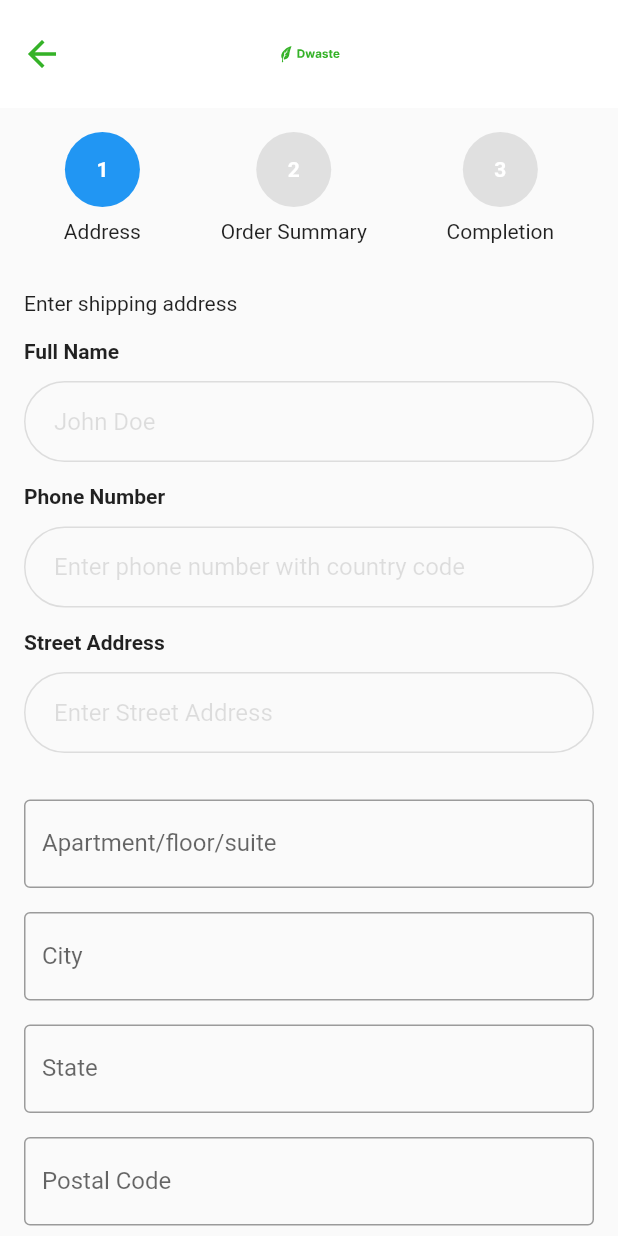
After one commit to Rooloo-Innovations/DWaste-App, a Flutter app: the OrderScreen screen opened directly, on a phone screen of 412 x 824 dp. The commit adds this screen. Run offline on Flutter 3.47's test engine with Material 2 defaults, Android fonts, the phone set to English and light mode, and no system bars; our stand-ins replace accordion, animated_splash_screen, camera, flutter_onboarding_slider, flutter_spinkit, flutter_svg and 3 more; accounts and stored records are empty; network calls fail.

Commit message:
Order screen added

```diff
--- a/lib/components/app_textfield.dart
+++ b/lib/components/app_textfield.dart
@@ -4,7 +4,7 @@ import 'package:flutter/material.dart';
 class AppTextFields extends StatelessWidget {
   AppTextFields({
     required this.text,
-    required this.icon,
+    this.icon,
     this.hintText,
     this.validator,
     required this.onChanged,
@@ -14,7 +14,7 @@ class AppTextFields extends StatelessWidget {
     this.textCapitalization = TextCapitalization.none,
   });
   final String text;
-  final Icon icon;
+  final icon;
   final hintText;
   final validator;
   final keyboardType;
@@ -48,7 +48,7 @@ class AppTextFields extends StatelessWidget {
                 ),
             hintText: hintText,
             hintStyle: TextStyle(color: Colors.black12),
-            suffixIcon: icon,
+            suffixIcon: icon == "" ? Container() : icon,
             suffixIconColor: AppColors.grey,
             contentPadding: const EdgeInsets.only(top: 35.0, left: 20.0),
           ),
--- a/lib/components/category_card.dart
+++ b/lib/components/category_card.dart
@@ -5,11 +5,11 @@ import 'package:flutter/material.dart';
 class CategoryCard extends StatelessWidget {
   const CategoryCard({
     super.key,
-    required this.id,
+    required this.subcategories,
     required this.title,
     required this.iconURL,
   });
-  final String id;
+  final List subcategories;
   final String title;
   final String iconURL;
   @override
@@ -17,7 +17,7 @@ class CategoryCard extends StatelessWidget {
     return GestureDetector(
       onTap: () {
         Navigator.of(context).push(MaterialPageRoute(
-          builder: (context) => const SubCategoryScreen(),
+          builder: (context) => SubCategoryScreen(subcategories: subcategories),
         ));
       },
       child: ClipRRect(
--- a/lib/components/product_card.dart
+++ b/lib/components/product_card.dart
@@ -9,13 +9,13 @@ class ProductCard extends StatelessWidget {
     required this.image,
     required this.name,
     required this.price,
-    this.onTap,
+    required this.product,
   });
 
   final String image;
   final String name;
   final int price;
-  final onTap;
+  final product;
 
   @override
   Widget build(BuildContext context) {
@@ -24,7 +24,7 @@ class ProductCard extends StatelessWidget {
       child: InkWell(
         onTap: () {
           Navigator.of(context).push(MaterialPageRoute(
-            builder: (context) => const ProductScreen(),
+            builder: (context) => ProductScreen(product: product),
           ));
         },
         child: Container(
--- a/lib/components/subcategory_card.dart
+++ b/lib/components/subcategory_card.dart
@@ -20,7 +20,9 @@ class SubCategoryCard extends StatelessWidget {
       child: GestureDetector(
         onTap: () {
           Navigator.of(context).push(MaterialPageRoute(
-            builder: (context) => const ProductListScreen(),
+            builder: (context) => ProductListScreen(
+              subCategoryId: id,
+            ),
           ));
         },
         child: ClipRRect(
--- /dev/null
+++ b/lib/screens/order_screen.dart
@@ -0,0 +1,267 @@
+import 'package:dwaste/components/app_bar.dart';
+import 'package:dwaste/components/app_textfield.dart';
+import 'package:flutter/material.dart';
+
+class OrderScreen extends StatefulWidget {
+  const OrderScreen({super.key});
+
+  @override
+  _OrderScreenState createState() => _OrderScreenState();
+}
+
+class _OrderScreenState extends State<OrderScreen> {
+  int _currentStep = 0;
+
+  final TextEditingController _fullNameController = TextEditingController();
+  final TextEditingController _phoneNumberController = TextEditingController();
+  final TextEditingController _streetAddressController =
+      TextEditingController();
+  final TextEditingController _apartmentController = TextEditingController();
+  final TextEditingController _cityController = TextEditingController();
+  final TextEditingController _stateController = TextEditingController();
+  final TextEditingController _postalCodeController = TextEditingController();
+  final TextEditingController _countryController = TextEditingController();
+  final TextEditingController _itemController = TextEditingController();
+  final TextEditingController _subtotalController = TextEditingController();
+  final TextEditingController _totalController = TextEditingController();
+
+  @override
+  Widget build(BuildContext context) {
+    return Scaffold(
+      appBar: buildAppBar(context),
+      body: SingleChildScrollView(
+        child: Container(
+          padding: const EdgeInsets.all(16),
+          child: Column(
+            crossAxisAlignment: CrossAxisAlignment.stretch,
+            children: [
+              _buildProgressTimeline(),
+              const SizedBox(height: 32),
+              _buildStepContent(),
+            ],
+          ),
+        ),
+      ),
+    );
+  }
+
+  Widget _buildProgressTimeline() {
+    return Row(
+      mainAxisAlignment: MainAxisAlignment.spaceAround,
+      children: [
+        GestureDetector(
+          onTap: () {
+            setState(() {
+              _currentStep = 0;
+            });
+          },
+          child: _buildStepCircle('1', 'Address', _currentStep >= 0),
+        ),
+        GestureDetector(
+          onTap: () {
+            setState(() {
+              _currentStep = 1;
+            });
+          },
+          child: _buildStepCircle('2', 'Order Summary', _currentStep >= 1),
+        ),
+        GestureDetector(
+          onTap: () {
+            setState(() {
+              _currentStep = 2;
+            });
+          },
+          child: _buildStepCircle('3', 'Completion', _currentStep >= 2),
+        ),
+      ],
+    );
+  }
+
+  Widget _buildStepCircle(String number, String label, bool isActive) {
+    return Column(
+      children: [
+        Container(
+          width: 50,
+          height: 50,
+          decoration: BoxDecoration(
+            shape: BoxShape.circle,
+            color: isActive ? Colors.blue : Colors.grey[300],
+          ),
+          child: Center(
+            child: Text(
+              number,
+              style: const TextStyle(
+                color: Colors.white,
+                fontWeight: FontWeight.bold,
+              ),
+            ),
+          ),
+        ),
+        const SizedBox(height: 8),
+        Text(label),
+      ],
+    );
+  }
+
+  Widget _buildStepContent() {
+    switch (_currentStep) {
+      case 0:
+        return _buildAddressStep();
+      case 1:
+        return _buildOrderSummaryStep();
+      case 2:
+        return _buildCompletionStep();
+      default:
+        return Container();
+    }
+  }
+
+  Widget _buildAddressStep() {
+    return Column(
+      crossAxisAlignment: CrossAxisAlignment.stretch,
+      children: [
+        const Text('Enter shipping address'),
+        const SizedBox(height: 16),
+        AppTextFields(
+          controller: _fullNameController,
+          keyboardType: TextInputType.text,
+          text: 'Full Name',
+          hintText: 'John Doe',
+          onChanged: (value) {},
+        ),
+        AppTextFields(
+          controller: _phoneNumberController,
+          keyboardType: TextInputType.text,
+          text: 'Phone Number',
+          hintText: 'Enter phone number with country code',
+          onChanged: (value) {},
+        ),
+        AppTextFields(
+          controller: _streetAddressController,
+          keyboardType: TextInputType.text,
+          text: 'Street Address',
+          hintText: 'Enter Street Address',
+          onChanged: (value) {},
+        ),
+        const SizedBox(height: 16),
+        TextField(
+          controller: _apartmentController,
+          decoration: const InputDecoration(
+            labelText: 'Apartment/floor/suite',
+            border: OutlineInputBorder(),
+          ),
+        ),
+        const SizedBox(height: 16),
+        TextField(
+          controller: _cityController,
+          decoration: const InputDecoration(
+            labelText: 'City',
+            border: OutlineInputBorder(),
+          ),
+        ),
+        const SizedBox(height: 16),
+        TextField(
+          controller: _stateController,
+          decoration: const InputDecoration(
+            labelText: 'State',
+            border: OutlineInputBorder(),
+          ),
+        ),
+        const SizedBox(height: 16),
+        TextField(
+          controller: _postalCodeController,
+          decoration: const InputDecoration(
+            labelText: 'Postal Code',
+            border: OutlineInputBorder(),
+          ),
+        ),
+        const SizedBox(height: 16),
+        TextField(
+          controller: _countryController,
+          decoration: const InputDecoration(
+            labelText: 'Country',
+            border: OutlineInputBorder(),
+          ),
+        ),
+        const SizedBox(height: 32),
+        ElevatedButton(
+          onPressed: () {
+            setState(() {
+              _currentStep = 1;
+            });
+          },
+          child: const Text('Next'),
+        ),
+      ],
+    );
+  }
+
+  Widget _buildOrderSummaryStep() {
+    return Column(
+      crossAxisAlignment: CrossAxisAlignment.stretch,
+      children: [
+        const Text('Order Summary'),
+        const SizedBox(height: 16),
+        const Text('Shipping Address:'),
+        const SizedBox(height: 8),
+        Text(_fullNameController.text),
+        Text(_phoneNumberController.text),
+        Text(_streetAddressController.text),
+        Text(_apartmentController.text),
+        Text(
+            '${_cityController.text}, ${_stateController.text} ${_postalCodeController.text}'),
+        Text(_countryController.text),
+        const SizedBox(height: 16),
+        const Text('Item Ordered:'),
+        const SizedBox(height: 8),
+        TextField(
+          controller: _itemController,
+          decoration: const InputDecoration(
+            labelText: 'Item',
+            border: OutlineInputBorder(),
+          ),
+        ),
+        const SizedBox(height: 16),
+        const Text('Subtotal:'),
+        const SizedBox(height: 8),
+        TextField(
+          controller: _subtotalController,
+          decoration: const InputDecoration(
+            labelText: 'Subtotal',
+            border: OutlineInputBorder(),
+          ),
+        ),
+        const SizedBox(height: 16),
+        const Text('Total:'),
+        const SizedBox(height: 8),
+        TextField(
+          controller: _totalController,
+          decoration: const InputDecoration(
+            labelText: 'Total',
+            border: OutlineInputBorder(),
+          ),
+        ),
+        const SizedBox(height: 32),
+        ElevatedButton(
+          onPressed: () {
+            setState(() {
+              _currentStep = 2;
+            });
+          },
+          child: const Text('Pay'),
+        ),
+      ],
+    );
+  }
+
+  Widget _buildCompletionStep() {
+    return Column(
+      mainAxisAlignment: MainAxisAlignment.center,
+      children: const [
+        Text('Congratulations!', style: TextStyle(fontSize: 24)),
+        SizedBox(height: 16),
+        Text('Your order has been completed.'),
+      ],
+    );
+  }
+}
--- a/pubspec.yaml
+++ b/pubspec.yaml
@@ -51,6 +51,7 @@ dependencies:
   flutter_spinkit: ^5.1.0
   jwt_decoder: ^2.0.1
   accordion: ^2.5.1
+  easy_stepper: ^0.4.0
 
 
 dev_dependencies:
```
Also changed, not shown: lib/screens/categories_screen.dart (+53 -44 lines), lib/screens/product_list_screen.dart (+26 -37 lines), lib/screens/product_screen.dart (+102 -18 lines), lib/screens/profile_screen.dart (+45 -14 lines), lib/screens/subcategory_screen.dart (+38 -28 lines), pubspec.lock.
